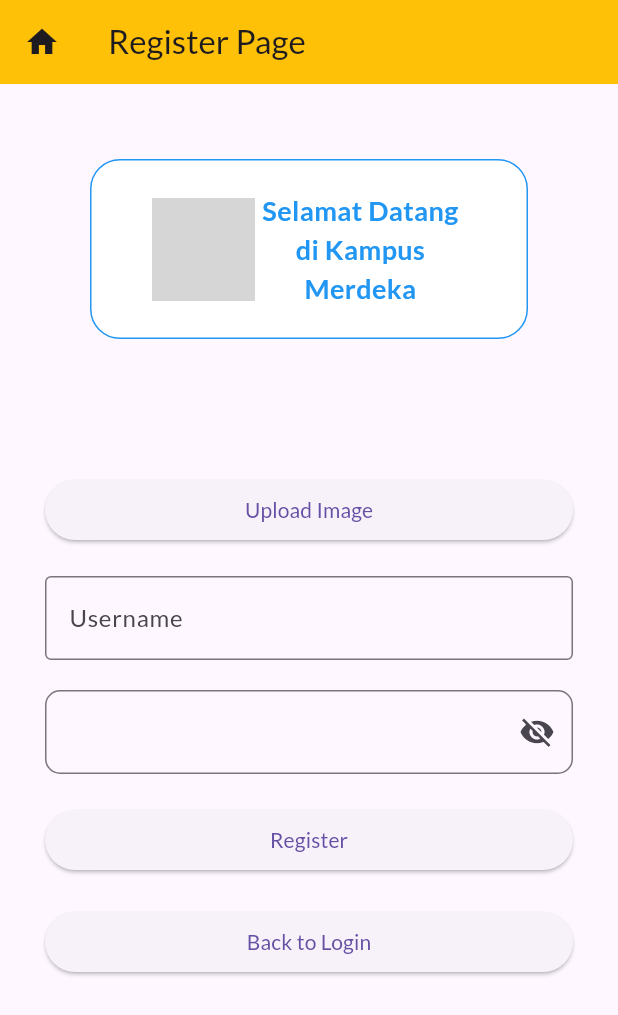
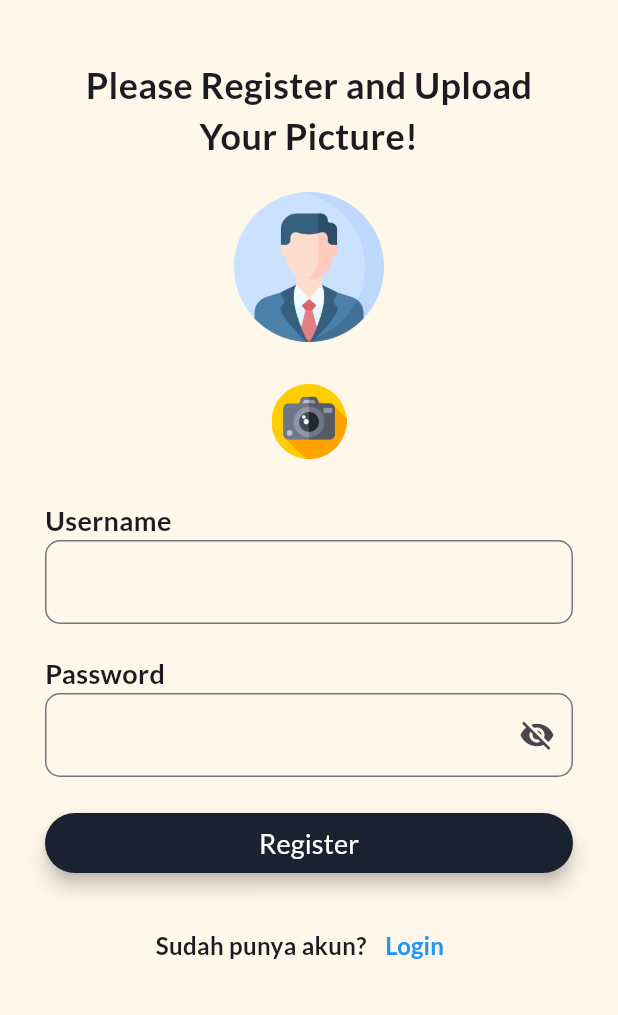
Before and after one commit to bagues33/Storage-Management-System-App, a Flutter app: the RegisterPage screen opened by its route, on a phone screen of 412 x 824 dp. Shown: the top 1015 px of the screen. Run offline on Flutter 3.47's test engine with Material 3 defaults, Android fonts, the light colour scheme and no system bars; our stand-ins replace awesome_notifications, dio, firebase_core, firebase_messaging, flutter_local_notifications, flutter_svg and 2 more; accounts and stored records are empty; network calls fail; grey boxes are pictures that could not be loaded.

Commit message:
fixing UI to be beautiful

```diff
--- /dev/null
+++ b/lib/models/login_response_model.dart
@@ -0,0 +1,39 @@
+class LoginResponseModel {
+  User? user;
+  String? token;
+
+  LoginResponseModel({this.user, this.token});
+
+  LoginResponseModel.fromJson(Map<String, dynamic> json) {
+    user = json['user'] != null ? new User.fromJson(json['user']) : null;
+    token = json['token'];
+  }
+
+  Map<String, dynamic> toJson() {
+    final Map<String, dynamic> data = new Map<String, dynamic>();
+    if (this.user != null) {
+      data['user'] = this.user!.toJson();
+    }
+    data['token'] = this.token;
+    return data;
+  }
+}
+
+class User {
+  int? id;
+  String? username;
+
+  User({this.id, this.username});
+
+  User.fromJson(Map<String, dynamic> json) {
+    id = json['id'];
+    username = json['username'];
+  }
+
+  Map<String, dynamic> toJson() {
+    final Map<String, dynamic> data = new Map<String, dynamic>();
+    data['id'] = this.id;
+    data['username'] = this.username;
+    return data;
+  }
+}
--- /dev/null
+++ b/lib/models/profile_response_model.dart
@@ -0,0 +1,36 @@
+class ProfileResponseModel {
+  int? id;
+  String? username;
+  String? password;
+  String? image;
+  String? createdAt;
+  String? updatedAt;
+
+  ProfileResponseModel(
+      {this.id,
+      this.username,
+      this.password,
+      this.image,
+      this.createdAt,
+      this.updatedAt});
+
+  ProfileResponseModel.fromJson(Map<String, dynamic> json) {
+    id = json['id'];
+    username = json['username'];
+    password = json['password'];
+    image = json['image'];
+    createdAt = json['createdAt'];
+    updatedAt = json['updatedAt'];
+  }
+
+  Map<String, dynamic> toJson() {
+    final Map<String, dynamic> data = new Map<String, dynamic>();
+    data['id'] = this.id;
+    data['username'] = this.username;
+    data['password'] = this.password;
+    data['image'] = this.image;
+    data['createdAt'] = this.createdAt;
+    data['updatedAt'] = this.updatedAt;
+    return data;
+  }
+}
--- a/lib/views/register_page.dart
+++ b/lib/views/register_page.dart
@@ -1,4 +1,5 @@
 import 'package:flutter/material.dart';
+import 'package:flutter_svg/svg.dart';
 import 'package:provider/provider.dart';
 import 'package:storage_management_app/controllers/register_provider.dart';
 import 'package:image_picker/image_picker.dart';
@@ -17,12 +18,7 @@ class _RegisterPageState extends State<RegisterPage> {
     var sizeWidth = MediaQuery.sizeOf(context).width;
     var registerProvider = context.watch<RegisterProvider>();
     return Scaffold(
-      appBar: AppBar(
-        backgroundColor: Colors.amber,
-        leading: IconButton(onPressed: () {}, icon: const Icon(Icons.home)),
-        title: const Text('Register Page'),
-        // actions: const [Icon(Icons.star), Icon(Icons.alarm)],
-      ),
+      backgroundColor: Color.fromRGBO(255, 247, 233, 1),
       body: Center(
         child: Padding(
           padding: const EdgeInsets.symmetric(horizontal: 30),
@@ -30,34 +26,12 @@ class _RegisterPageState extends State<RegisterPage> {
             key: registerProvider.formKey,
             child: ListView(
               children: [
+                const SizedBox(height: 40),
                 Container(
-                  margin:
-                      const EdgeInsets.symmetric(vertical: 50, horizontal: 30),
-                  padding:
-                      const EdgeInsets.symmetric(vertical: 20, horizontal: 40),
-                  decoration: BoxDecoration(
-                      color: Colors.white,
-                      border: Border.all(color: Colors.blue),
-                      borderRadius:
-                          const BorderRadius.all(Radius.circular(20))),
-                  child: Row(
-                    children: [
-                      Image.network(
-                        'https://cdn-images-1.medium.com/v2/resize:fit:1200/1*5-aoK8IBmXve5whBQM90GA.png',
-                        fit: BoxFit.cover,
-                        height: sizeWidth / 6,
-                      ),
-                      const Expanded(
                   child: Text(
-                          'Selamat Datang di Kampus Merdeka',
+                    'Please Register and Upload Your Picture!',
                     textAlign: TextAlign.center,
-                          style: TextStyle(
-                              color: Colors.blue,
-                              fontSize: 18,
-                              fontWeight: FontWeight.bold),
-                        ),
-                      ),
-                    ],
+                    style: TextStyle(fontSize: 24, fontWeight: FontWeight.bold),
                   ),
                 ),
                 const SizedBox(height: 20),
@@ -66,30 +40,46 @@ class _RegisterPageState extends State<RegisterPage> {
                     registerProvider.imageFile!,
                     width: 100,
                     height: 100,
+                  )
+                else
+                  Image.asset(
+                    'lib/assets/images/profile.png',
+                    width: 100,
+                    height: 100,
                   ),
                 const SizedBox(height: 20),
-                ElevatedButton(
+                TextButton(
                   onPressed: () async {
                     await registerProvider.pickImage();
                   },
-                  child: const Text('Upload Image'),
+                  child: Image.asset(
+                    'lib/assets/images/photo.png',
+                    width: 50,
+                    height: 50,
+                  ),
                 ),
                 const SizedBox(height: 20),
+                const Text(
+                  'Username',
+                  style: TextStyle(fontSize: 18, fontWeight: FontWeight.bold),
+                ),
                 TextFormField(
                   controller: registerProvider.usernameController,
-                  decoration: const InputDecoration(
-                    labelText: 'Username',
-                    hintText: 'Masukkan username Anda',
-                    border: OutlineInputBorder(),
-                  ),
                   validator: (value) {
                     if (value!.isEmpty) {
                       return 'Username tidak boleh kosong';
                     }
                     return null;
                   },
+                  decoration: const InputDecoration(
+                      border: OutlineInputBorder(
+                          borderRadius: BorderRadius.all(Radius.circular(10)))),
                 ),
                 const SizedBox(height: 20),
+                const Text(
+                  'Password',
+                  style: TextStyle(fontSize: 18, fontWeight: FontWeight.bold),
+                ),
                 TextFormField(
                     controller: registerProvider.passwordController,
                     obscureText: registerProvider.obscurePassword,
@@ -102,34 +92,49 @@ class _RegisterPageState extends State<RegisterPage> {
                     decoration: InputDecoration(
                         suffixIcon: IconButton(
                             onPressed: () {
-                              context.read<RegisterProvider>().actionObscurePassword();
+                              context
+                                  .read<RegisterProvider>()
+                                  .actionObscurePassword();
                             },
                             icon: Icon(registerProvider.obscurePassword == true
                                 ? Icons.visibility_off
-                                : Icons.visibility)
-                        ),
+                                : Icons.visibility)),
                         border: const OutlineInputBorder(
                             borderRadius:
-                                BorderRadius.all(Radius.circular(10))
-                        )
-                    )
-                ),
-
+                                BorderRadius.all(Radius.circular(10))))),
                 const SizedBox(height: 20),
                 ElevatedButton(
+                  style: ElevatedButton.styleFrom(
+                      backgroundColor: Color.fromRGBO(26, 33, 48, 1),
+                      elevation: 5),
                   onPressed: () {
                     registerProvider.processRegister(context);
                   },
-                  child: const Text('Register'),
+                  child: const Text('Register',
+                      style: TextStyle(fontSize: 18, color: Colors.white)),
                 ),
                 const SizedBox(height: 20),
-                ElevatedButton(
+                Row(
+                  mainAxisAlignment: MainAxisAlignment.center,
+                  children: [
+                    const Text(
+                      'Sudah punya akun?',
+                      style: TextStyle(fontSize: 16, fontWeight: FontWeight.bold),
+                    ),
+                    TextButton(
                       onPressed: () {
-                    Navigator.pop(context);
+                        Navigator.pushNamed(context, '/login');
                       },
-                  child: const Text('Back to Login'),
+                      child: const Text(
+                        'Login',
+                        style: TextStyle(
+                            fontSize: 16,
+                            fontWeight: FontWeight.bold,
+                            color: Colors.blue),
                       ),
-
+                    ),
+                  ],
+                ),
               ],
             ),
           ),
--- a/lib/views/splash_screen.dart
+++ b/lib/views/splash_screen.dart
@@ -42,9 +42,10 @@ class _SplashScreenState extends State<SplashScreen> {
   @override
   Widget build(BuildContext context) {
     return Scaffold(
+      backgroundColor: Color.fromRGBO(253,252,232,1),
       body: Center(
         child: SizedBox(
-            child: Image.asset('lib/assets/images/logo-coursenet.png')),
+            child: Image.asset('lib/assets/images/splash-screen.jpg')),
       ),
     );
   }
```
Also changed, not shown: lib/controllers/login_provider.dart (+60 -25 lines), lib/controllers/profile_provider.dart (+37 -23 lines), lib/views/category/category_page.dart (+8 -4 lines), lib/views/category/form_category_page.dart (+7 -2 lines), lib/views/login_page.dart (+36 -37 lines), lib/views/product/form_product_page.dart (+13 -5 lines), lib/views/product/product_page.dart (+19 -14 lines), lib/views/profile_page.dart (+78 -23 lines), lib/assets/images/category.png, lib/assets/images/ilus_login.svg (added), lib/assets/images/ilus_register.svg (added), lib/assets/images/photo.png (added), lib/assets/images/profile.png (added), lib/assets/images/quantity.png, 2 more files. Lines whose indentation alone changed are shown as unchanged.
